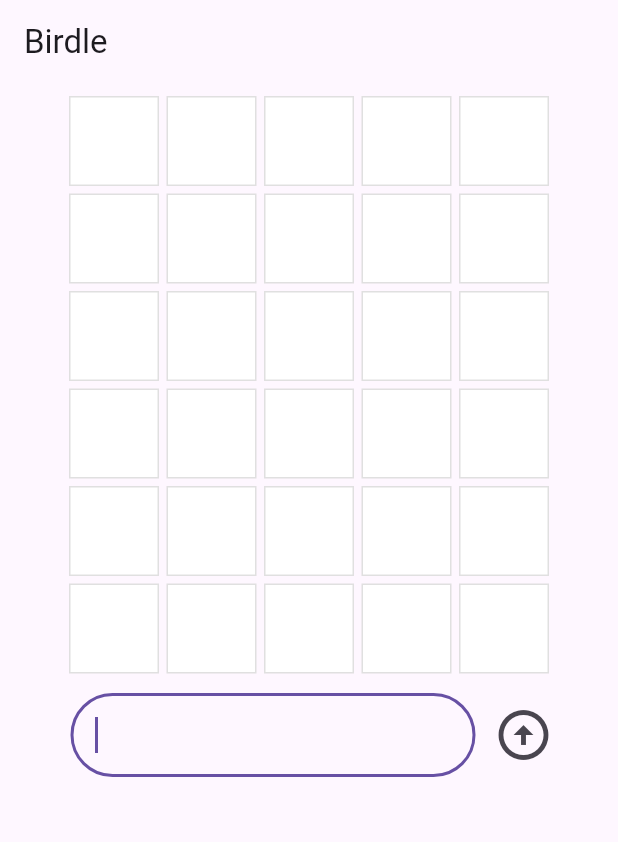
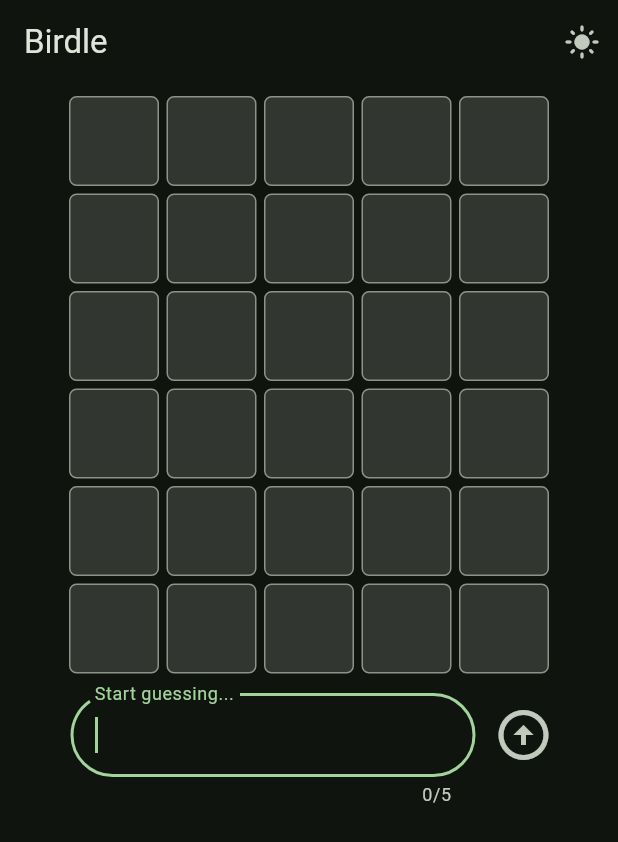
Before and after one commit to lehani1/birdle-flutter, a Flutter app: the screen it shows after launch, on a phone screen of 412 x 824 dp. Shown: the top 842 px of the screen. Run offline on Flutter 3.47's test engine with Material 3 defaults, Android fonts, the phone set to English and light mode, and no system bars.

Commit message:
Added dark mode & few tweaks

```diff
--- a/lib/main.dart
+++ b/lib/main.dart
@@ -5,15 +5,50 @@ void main() {
   runApp(const MainApp());
 }
 
-class MainApp extends StatelessWidget {
+class MainApp extends StatefulWidget {
   const MainApp({super.key});
+
+  @override
+  State<MainApp> createState() => _MainAppState();
+}
+
+class _MainAppState extends State<MainApp> {
+  ThemeMode _themeMode = ThemeMode.dark;
+
+  bool get _isDarkMode => _themeMode == ThemeMode.dark;
+
+  void _toggleTheme() {
+    setState(() {
+      _themeMode = _isDarkMode ? ThemeMode.light : ThemeMode.dark;
+    });
+  }
 
   @override
   Widget build(BuildContext context) {
     return MaterialApp(
+      theme: ThemeData(
+        colorScheme: ColorScheme.fromSeed(seedColor: Colors.green),
+      ),
+      darkTheme: ThemeData(
+        colorScheme: ColorScheme.fromSeed(
+          seedColor: Colors.green,
+          brightness: Brightness.dark,
+        ),
+      ),
+      themeMode: _themeMode,
       home: Scaffold(
+        resizeToAvoidBottomInset: false,
         appBar: AppBar(
           title: Align(alignment: Alignment.centerLeft, child: Text("Birdle")),
+          actions: [
+            IconButton(
+              tooltip: _isDarkMode
+                  ? 'Switch to light mode'
+                  : 'Switch to dark mode',
+              icon: Icon(_isDarkMode ? Icons.light_mode : Icons.dark_mode),
+              onPressed: _toggleTheme,
+            ),
+          ],
         ),
         body: Align(alignment: Alignment.center, child: GamePage()),
       ),
@@ -29,18 +64,21 @@ class Tile extends StatelessWidget {
 
   @override
   Widget build(BuildContext context) {
+    final colorScheme = Theme.of(context).colorScheme;
+
     return AnimatedContainer(
       duration: Duration(milliseconds: 500),
       curve: Curves.bounceIn,
       width: 60,
       height: 60,
       decoration: BoxDecoration(
-        border: Border.all(color: Colors.grey.shade300),
+        border: Border.all(color: colorScheme.outline),
+        borderRadius: BorderRadius.all(Radius.circular(5.0)),
         color: switch (hitType) {
           HitType.hit => Colors.green,
           HitType.partial => Colors.yellow,
           HitType.miss => Colors.grey,
-          _ => Colors.white,
+          _ => colorScheme.surfaceContainerHighest,
         },
       ),
       child: Center(
@@ -62,6 +100,19 @@ class GamePage extends StatefulWidget {
 
 class _GamePageState extends State<GamePage> {
   final Game _game = Game();
+
+  bool get _isGameOver => _game.didWin || _game.didLose;
+
+  String get _statusMessage {
+    if (_game.didWin) return 'You won!';
+    if (_game.didLose) return 'Game over! The word was: "${_game.hiddenWord}"';
+    return '';
+  }
+
+  void _restartGame() {
+    setState(_game.resetGame);
+  }
+
   @override
   Widget build(BuildContext context) {
     return Center(
@@ -80,11 +131,21 @@ class _GamePageState extends State<GamePage> {
                     for (final letter in guess) Tile(letter.char, letter.type),
                   ],
                 ),
+              if (_isGameOver) ...[
+                GameStatus(message: _statusMessage),
+                FilledButton.icon(
+                  onPressed: _restartGame,
+                  icon: const Icon(Icons.refresh),
+                  label: const Text('Play again'),
+                ),
+              ] else
                 GuessInput(
                   onSubmitGuess: (String guess) {
                     if (!_game.isLegalGuess(guess)) {
                       ScaffoldMessenger.of(context).showSnackBar(
-                      const SnackBar(content: Text('Enter a five-letter word')),
+                        const SnackBar(
+                          content: Text('Enter a five-letter word'),
+                        ),
                       );
                       return;
                     }
@@ -97,6 +158,24 @@ class _GamePageState extends State<GamePage> {
             ],
           ),
         ),
+      ),
+    );
+  }
+}
+
+class GameStatus extends StatelessWidget {
+  const GameStatus({super.key, required this.message});
+
+  final String message;
+
+  @override
+  Widget build(BuildContext context) {
+    return Padding(
+      padding: const EdgeInsets.symmetric(vertical: 8.0),
+      child: Text(
+        message,
+        textAlign: TextAlign.center,
+        style: Theme.of(context).textTheme.titleMedium,
       ),
     );
   }
@@ -120,6 +199,7 @@ class GuessInput extends StatelessWidget {
   @override
   Widget build(BuildContext context) {
     return Row(
+      crossAxisAlignment: CrossAxisAlignment.start,
       children: [
         Expanded(
           child: Padding(
@@ -127,10 +207,11 @@ class GuessInput extends StatelessWidget {
             child: TextField(
               maxLength: 5,
               decoration: InputDecoration(
-                counterText: "",
+                // counterText: "Start typing...",
                 border: OutlineInputBorder(
                   borderRadius: BorderRadius.all(Radius.circular(35)),
                 ),
+                labelText: "Start guessing...",
               ),
               controller: _textEditingController,
               autofocus: true,
@@ -140,10 +221,13 @@ class GuessInput extends StatelessWidget {
             ),
           ),
         ),
-        IconButton(
+        Padding(
+          padding: const EdgeInsets.only(top: 12.0),
+          child: IconButton(
             padding: EdgeInsets.zero,
             icon: const Icon(Icons.arrow_circle_up, size: 40.0),
             onPressed: _onSubmit,
+          ),
         ),
       ],
     );
```
Also changed, not shown: 1 other file. Lines whose indentation alone changed are shown as unchanged.
